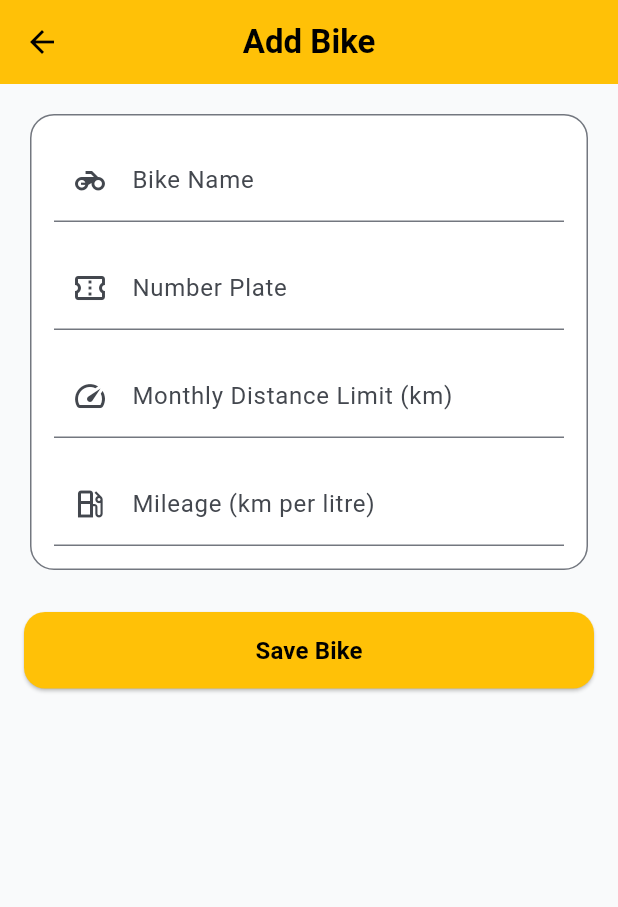
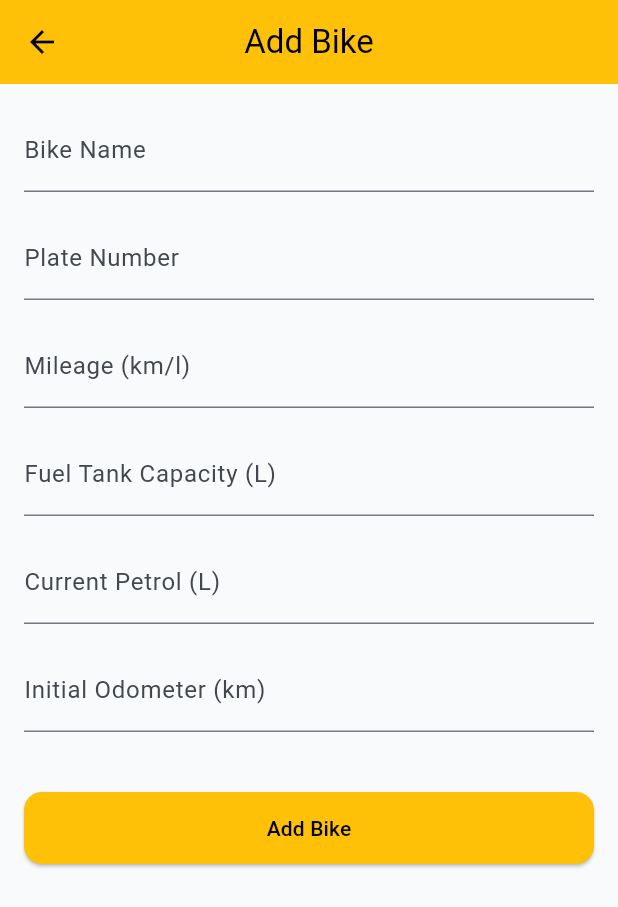
Before and after one commit to harshitgoyal25/MyBike, a Flutter app: the AddBikeScreen screen opened by its route, on a phone screen of 412 x 824 dp. Shown: the top 907 px of the screen. Run offline on Flutter 3.47's test engine with Material 3 defaults, Android fonts, the phone set to English and light mode, and no system bars; our stand-ins replace cloud_firestore, firebase_core; accounts and stored records are empty.

Commit message:
v2.0.1: Make some changes

```diff
--- a/lib/add_bike.dart
+++ b/lib/add_bike.dart
@@ -1,8 +1,12 @@
 import 'package:flutter/material.dart';
 import 'package:cloud_firestore/cloud_firestore.dart';
 
+import 'models/bike_model.dart';
+
 class AddBikeScreen extends StatefulWidget {
-  const AddBikeScreen({super.key});
+  final Bike? bike; // 👈 null = add, not null = edit
+
+  const AddBikeScreen({super.key, this.bike});
 
   @override
   State<AddBikeScreen> createState() => _AddBikeScreenState();
@@ -11,183 +15,125 @@ class AddBikeScreen extends StatefulWidget {
 class _AddBikeScreenState extends State<AddBikeScreen> {
   final _formKey = GlobalKey<FormState>();
 
-  final TextEditingController _nameController = TextEditingController();
-  final TextEditingController _plateController = TextEditingController();
-  final TextEditingController _limitController = TextEditingController();
-  final TextEditingController _mileageController = TextEditingController();
+  late TextEditingController _nameController;
+  late TextEditingController _mileageController;
+  late TextEditingController _plateController;
+  late TextEditingController _tankController;
+  late TextEditingController _petrolController;
+  late TextEditingController _odometerController;
 
-  bool _isSaving = false;
+  bool _saving = false;
+
+  bool get isEdit => widget.bike != null;
+
+  @override
+  void initState() {
+    super.initState();
+
+    _nameController =
+        TextEditingController(text: widget.bike?.name ?? '');
+    _mileageController =
+        TextEditingController(text: widget.bike?.mileage.toString() ?? '');
+    _plateController =
+        TextEditingController(text: widget.bike?.plate ?? '');
+    _tankController = TextEditingController(
+        text: widget.bike?.fuelTankCapacity.toString() ?? '');
+    _petrolController = TextEditingController(
+        text: widget.bike?.currentPetrol.toString() ?? '');
+    _odometerController = TextEditingController(
+        text: widget.bike?.initialOdometer.toString() ?? '');
+  }
 
   Future<void> _saveBike() async {
     if (!_formKey.currentState!.validate()) return;
 
-    setState(() => _isSaving = true);
+    setState(() => _saving = true);
 
-    await FirebaseFirestore.instance.collection('bikes').add({
+    final data = {
       'name': _nameController.text.trim(),
+      'mileage': double.parse(_mileageController.text),
       'plate': _plateController.text.trim(),
-      'monthlyLimit': int.parse(_limitController.text),
-      'mileage': double.parse(_mileageController.text),
-      'createdAt': FieldValue.serverTimestamp(),
-    });
+      'fuelTankCapacity': double.parse(_tankController.text),
+      'currentPetrol': double.parse(_petrolController.text),
+      'initialOdometer': double.parse(_odometerController.text),
+      'updatedAt': FieldValue.serverTimestamp(),
+    };
 
-    setState(() => _isSaving = false);
+    try {
+      final bikesRef =
+          FirebaseFirestore.instance.collection('bikes');
 
-    if (mounted) Navigator.pop(context);
+      if (isEdit) {
+        // ✏️ EDIT
+        await bikesRef.doc(widget.bike!.id).update(data);
+      } else {
+        // ➕ ADD
+        await bikesRef.add({
+          ...data,
+          'createdAt': FieldValue.serverTimestamp(),
+        });
+      }
+
+      if (mounted) Navigator.pop(context);
+    } catch (e) {
+      ScaffoldMessenger.of(context).showSnackBar(
+        SnackBar(content: Text(e.toString())),
+      );
+    } finally {
+      setState(() => _saving = false);
+    }
   }
 
   @override
   void dispose() {
     _nameController.dispose();
+    _mileageController.dispose();
     _plateController.dispose();
-    _limitController.dispose();
-    _mileageController.dispose();
+    _tankController.dispose();
+    _petrolController.dispose();
+    _odometerController.dispose();
     super.dispose();
   }
 
   @override
   Widget build(BuildContext context) {
-    final theme = Theme.of(context);
-
     return Scaffold(
-      // 🌞 AMBER APP BAR
       appBar: AppBar(
-        title: const Text(
-          'Add Bike',
-          style: TextStyle(fontWeight: FontWeight.w600),
-        ),
+        title: Text(isEdit ? 'Edit Bike' : 'Add Bike'),
         backgroundColor: Colors.amber,
         foregroundColor: Colors.black,
-        elevation: 0,
         centerTitle: true,
       ),
-
       body: SingleChildScrollView(
         padding: const EdgeInsets.all(16),
         child: Form(
           key: _formKey,
           child: Column(
             children: [
-              // 🚲 FORM CARD
-              Card(
-                elevation: 0,
-                shape: RoundedRectangleBorder(
-                  borderRadius: BorderRadius.circular(16),
-                  side: BorderSide(color: theme.dividerColor),
-                ),
-                child: Padding(
-                  padding: const EdgeInsets.all(16),
-                  child: Column(
-                    children: [
-                      // Bike name
-                      TextFormField(
-                        controller: _nameController,
-                        decoration: const InputDecoration(
-                          labelText: 'Bike Name',
-                          hintText: 'Discover 100',
-                          prefixIcon: Icon(Icons.motorcycle),
-                        ),
-                        validator: (value) =>
-                            value == null || value.isEmpty ? 'Required' : null,
-                      ),
-
-                      const SizedBox(height: 16),
-
-                      // Number plate
-                      TextFormField(
-                        controller: _plateController,
-                        decoration: const InputDecoration(
-                          labelText: 'Number Plate',
-                          hintText: 'MP09AB1234',
-                          prefixIcon:
-                              Icon(Icons.confirmation_number_outlined),
-                        ),
-                      ),
-
-                      const SizedBox(height: 16),
-
-                      // Monthly limit
-                      TextFormField(
-                        controller: _limitController,
-                        keyboardType: TextInputType.number,
-                        decoration: const InputDecoration(
-                          labelText: 'Monthly Distance Limit (km)',
-                          hintText: '1000',
-                          prefixIcon: Icon(Icons.speed_outlined),
-                        ),
-                        validator: (value) {
-                          if (value == null || value.isEmpty) {
-                            return 'Required';
-                          }
-                          if (int.tryParse(value) == null) {
-                            return 'Enter a number';
-                          }
-                          return null;
-                        },
-                      ),
-
-                      const SizedBox(height: 16),
-
-                      // ⛽ MILEAGE
-                      TextFormField(
-                        controller: _mileageController,
-                        keyboardType:
-                            const TextInputType.numberWithOptions(
-                          decimal: true,
-                        ),
-                        decoration: const InputDecoration(
-                          labelText: 'Mileage (km per litre)',
-                          hintText: '45',
-                          prefixIcon:
-                              Icon(Icons.local_gas_station_outlined),
-                        ),
-                        validator: (value) {
-                          if (value == null || value.isEmpty) {
-                            return 'Required';
-                          }
-                          final mileage = double.tryParse(value);
-                          if (mileage == null || mileage <= 0) {
-                            return 'Enter valid mileage';
-                          }
-                          return null;
-                        },
-                      ),
-                    ],
-                  ),
-                ),
-              ),
+              _field(_nameController, 'Bike Name'),
+              _field(_plateController, 'Plate Number'),
+              _field(_mileageController, 'Mileage (km/l)'),
+              _field(_tankController, 'Fuel Tank Capacity (L)'),
+              _field(_petrolController, 'Current Petrol (L)'),
+              _field(_odometerController, 'Initial Odometer (km)'),
 
               const SizedBox(height: 24),
 
-              // 💾 SAVE BUTTON
               SizedBox(
                 width: double.infinity,
                 child: ElevatedButton(
+                  onPressed: _saving ? null : _saveBike,
                   style: ElevatedButton.styleFrom(
                     backgroundColor: Colors.amber,
                     foregroundColor: Colors.black,
                     padding:
                         const EdgeInsets.symmetric(vertical: 14),
-                    shape: RoundedRectangleBorder(
-                      borderRadius: BorderRadius.circular(14),
-                    ),
                   ),
-                  onPressed: _isSaving ? null : _saveBike,
-                  child: _isSaving
-                      ? const SizedBox(
-                          height: 22,
-                          width: 22,
-                          child: CircularProgressIndicator(
-                            strokeWidth: 2,
-                            color: Colors.black,
-                          ),
-                        )
-                      : const Text(
-                          'Save Bike',
-                          style: TextStyle(
-                            fontSize: 16,
-                            fontWeight: FontWeight.w600,
-                          ),
+                  child: _saving
+                      ? const CircularProgressIndicator(
+                          color: Colors.black)
+                      : Text(
+                          isEdit ? 'Save Changes' : 'Add Bike',
                         ),
                 ),
               ),
@@ -197,4 +143,17 @@ class _AddBikeScreenState extends State<AddBikeScreen> {
       ),
     );
   }
+
+  Widget _field(TextEditingController c, String label) {
+    return Padding(
+      padding: const EdgeInsets.only(bottom: 16),
+      child: TextFormField(
+        controller: c,
+        keyboardType: TextInputType.numberWithOptions(decimal: true),
+        decoration: InputDecoration(labelText: label),
+        validator: (v) =>
+            v == null || v.isEmpty ? 'Required' : null,
+      ),
+    );
+  }
 }
```
Also changed, not shown: lib/bike_details.dart (+102 -46 lines), lib/models/bike_model.dart (+11 -8 lines), lib/models/trip_model.dart (+22 -17 lines).
